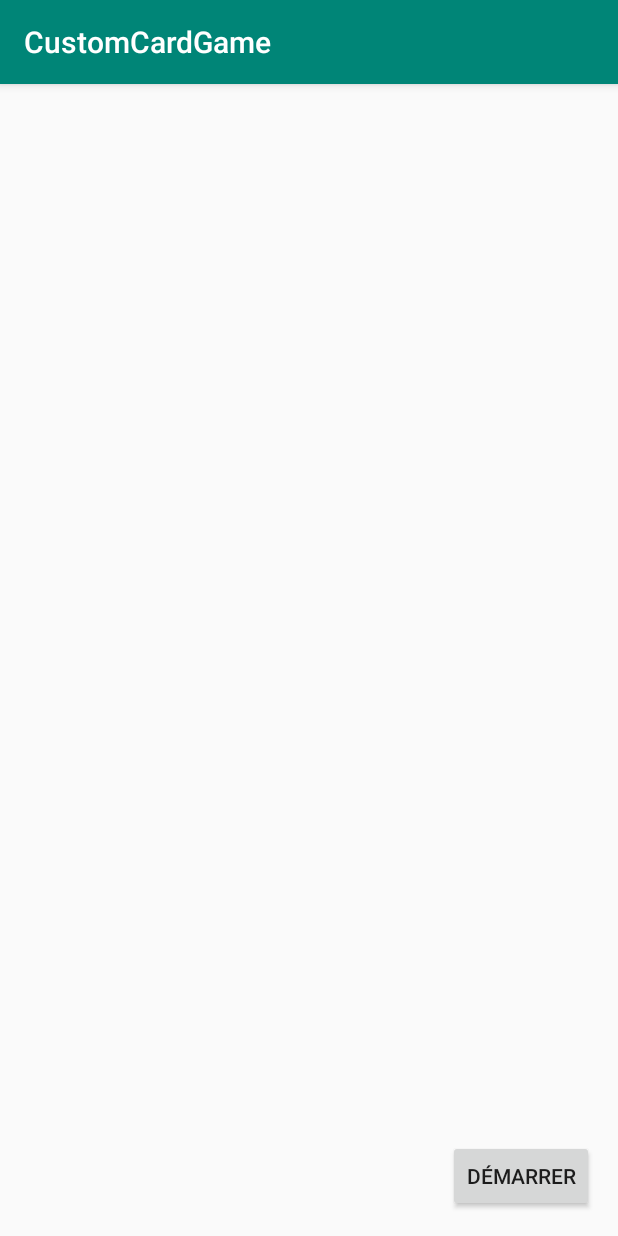
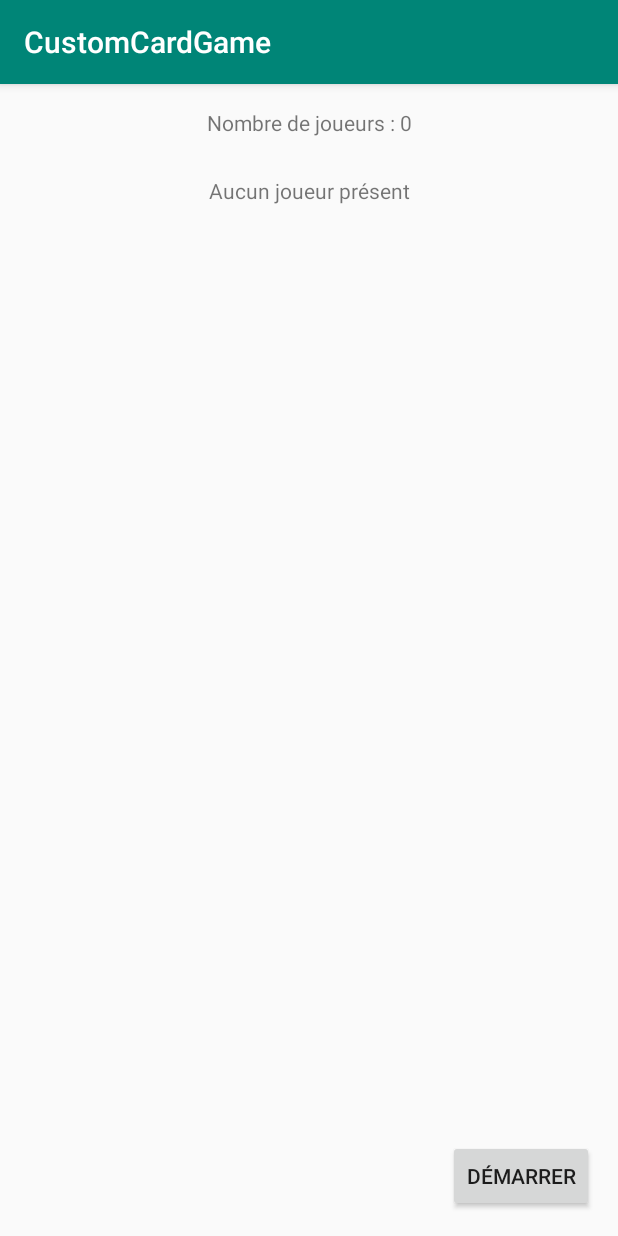
Before and after one commit to MBillemaz/customCardGame, an Android app: the AdminRoomActivity screen opened directly, with no data from a screen before it, on a phone screen of 412 x 824 dp. Run offline under Robolectric (Android 15) with nearby library versions, the phone set to English and light mode, and no system bars; our stand-ins replace Room's generated code; libraries missing offline, so code that uses them is left out: com.peak.salut.

Commit message:
Add user list

```diff
--- a/app/src/main/java/com/example/customcardgame/AdminRoomActivity.kt
+++ b/app/src/main/java/com/example/customcardgame/AdminRoomActivity.kt
@@ -20,6 +20,7 @@ import com.peak.salut.SalutDevice
 import android.graphics.Bitmap
 import android.net.Uri
 import android.provider.MediaStore
+import android.text.method.ScrollingMovementMethod
 import android.util.Base64
 import android.view.View
 import android.widget.ArrayAdapter
@@ -28,7 +29,9 @@ import androidx.room.RoomDatabase
 import java.io.ByteArrayOutputStream
 import com.example.customcardgame.hostData.CustomHostCardsAdapter
 import com.example.customcardgame.hostData.HostCardsdata
+import kotlinx.android.synthetic.main.activity_admin_room.*
 import kotlinx.android.synthetic.main.fragment_cards.*
+import kotlinx.android.synthetic.main.fragment_cards.listCards
 import kotlin.random.Random
 
 // https://github.com/incognitorobito/Salut#usage
@@ -54,6 +57,8 @@ class AdminRoomActivity: AppCompatActivity(), SalutDataCallback{
         setContentView(R.layout.activity_admin_room)
 
         login = intent.getStringExtra("login")
+
+        numberPlayer.text = getString(R.string.numberOfPlayer, "0")
 
         db =  Room.databaseBuilder(this, CardDatabase::class.java, "cards")
         .allowMainThreadQueries()
@@ -87,7 +92,7 @@ class AdminRoomActivity: AppCompatActivity(), SalutDataCallback{
 
         // Résultat de la demande de permissions
         if(requestCode == 14541){
-            if (grantResults.size == 6
+            if (grantResults.size == 7
                 && grantResults[0] == PackageManager.PERMISSION_GRANTED
                 && grantResults[1] == PackageManager.PERMISSION_GRANTED
                 && grantResults[2] == PackageManager.PERMISSION_GRANTED
@@ -117,7 +122,6 @@ class AdminRoomActivity: AppCompatActivity(), SalutDataCallback{
         network.isRunningAsHost = true
 
         // Quand un device se connecte, on l'ajoute à la liste des utilisateurs
-        // TODO Affichage de la liste des users
         network.startNetworkService { device ->
             Log.d(
                 this.javaClass.simpleName,
@@ -126,6 +130,11 @@ class AdminRoomActivity: AppCompatActivity(), SalutDataCallback{
 
             deviceList.add(device)
 
+            numberPlayer.text = getString(R.string.numberOfPlayer, deviceList.size.toString())
+            playerListText.text = getString(
+                R.string.playerNames,
+                deviceList.map<SalutDevice, String> { it.readableName }.joinToString()
+            )
         }
     }
 
@@ -154,22 +163,30 @@ class AdminRoomActivity: AppCompatActivity(), SalutDataCallback{
 
     fun onStartClick(view: View) {
 
+        // La partie ne peut démarrer que si on a au moins un joueur et que le nombre de carte
+        // est égal au nombre de joueur
         if(deviceList.size > 0 && deviceList.size == customCardAdapter.totalCardNumber) {
+
+            // On crée une liste de device qui sera vidée au fur et à mesure
             val attributionDevice = ArrayList<SalutDevice>()
             attributionDevice.addAll(deviceList)
 
+            // Pour chaque set de carte
             customCardAdapter.dataSource.forEach { hostCard ->
                 var card = hostCard.card
                 val counter = hostCard.getNumberOfCards()
 
+                // Si cette carte est présente dans la partie
                 if(counter > 0) {
 
+                    // On crée un objet carte qui peut être envoyé via Salut
                     val salutCard = SalutCard()
                     salutCard.cardName = card!!.cardName
                     salutCard.description = card!!.description
 
                     salutCard.picture = encodeImage(card!!.picture!!)
 
+                    // On prend un utilisateur au hasard et on lui envoie la carte
                     for(i in 0..counter){
                         if(attributionDevice.size > 0) {
                             val index = Random.nextInt(0, attributionDevice.size)
@@ -177,6 +194,7 @@ class AdminRoomActivity: AppCompatActivity(), SalutDataCallback{
                             network.sendToDevice(attributionDevice[index], salutCard) {
                                 Log.e(javaClass.simpleName, "Can't send card to device " + attributionDevice[index].instanceName)
                             }
+                            // On supprime le device pour ne pas lui envoyer d'autre carte
                             attributionDevice.removeAt(index)
                         }
 
@@ -184,6 +202,7 @@ class AdminRoomActivity: AppCompatActivity(), SalutDataCallback{
                 }
             }
         } else {
+            // Affiche un message d'erreur
             val builderSingle = AlertDialog.Builder(this)
 
             builderSingle.setTitle("Erreur lors du lancement de la partie")
--- a/app/src/main/java/com/example/customcardgame/PlayerRoomActivity.kt
+++ b/app/src/main/java/com/example/customcardgame/PlayerRoomActivity.kt
@@ -47,7 +47,6 @@ class PlayerRoomActivity : AppCompatActivity(), SalutDataCallback {
 
         login = intent.getStringExtra("login")
 
-
         arrayAdapter = ArrayAdapter<String>(this, android.R.layout.select_dialog_singlechoice)
 
         // On demande les permissions de connexion
@@ -86,10 +85,10 @@ class PlayerRoomActivity : AppCompatActivity(), SalutDataCallback {
         val dataReceiver = SalutDataReceiver(this, this)
         val serviceData = SalutServiceData("CustomCardGame", 50488, login)
 
+        // Affiche une dialog qui montre les devices trouvés
         val builderSingle = AlertDialog.Builder(this)
         builderSingle.setIcon(android.R.drawable.list_selector_background)
         builderSingle.setTitle("Liste des salles trouvées")
-
 
         builderSingle.setNegativeButton("Annuler") { dialog, which -> onBackPressed() }
 
--- a/app/src/main/java/com/example/customcardgame/ui/home/HomeFragment.kt
+++ b/app/src/main/java/com/example/customcardgame/ui/home/HomeFragment.kt
@@ -85,12 +85,15 @@ class HomeFragment : Fragment() {
         if (loginText.isNullOrBlank()) {
 
             // On affiche une erreur
-            Toast.makeText(context, "Il faut un nom d'utilisateur.", Toast.LENGTH_SHORT)
-                .show()
+            login.setError("Il faut un nom d'utilisateur.")
 
             return false
 
-        } else {
+        } else if(loginText.length > 15) {
+            login.setError("Le login est limité à 15 caractères")
+            return false
+        }
+        else {
 
             // On enregistre l'identifiant
             val sharedPref = activity?.getPreferences(Context.MODE_PRIVATE) ?: return false
--- a/app/src/main/res/layout/activity_admin_room.xml
+++ b/app/src/main/res/layout/activity_admin_room.xml
@@ -6,19 +6,41 @@
     android:layout_height="match_parent"
     tools:context=".AdminRoomActivity">
 
-    <HorizontalScrollView
-        android:layout_width="match_parent"
-        android:layout_height="match_parent">
+    <TextView
+        android:id="@+id/numberPlayer"
+        android:layout_width="0dp"
+        android:layout_height="wrap_content"
+        android:layout_marginStart="16dp"
+        android:layout_marginTop="16dp"
+        android:layout_marginEnd="16dp"
+        android:text="@string/numberOfPlayer"
+        android:textAlignment="center"
+        app:layout_constraintEnd_toEndOf="parent"
+        app:layout_constraintStart_toStartOf="parent"
+        app:layout_constraintTop_toTopOf="parent" />
 
-        <LinearLayout
-            android:layout_width="wrap_content"
-            android:layout_height="match_parent"
-            android:orientation="vertical" />
-    </HorizontalScrollView>
+    <TextView
+        android:id="@+id/playerListText"
+        android:layout_width="372dp"
+        android:layout_height="39dp"
+        android:layout_marginStart="16dp"
+        android:layout_marginTop="16dp"
+        android:layout_marginEnd="16dp"
+        android:ellipsize="marquee"
+        android:focusable="true"
+        android:focusableInTouchMode="true"
+        android:gravity="center"
+        android:marqueeRepeatLimit="marquee_forever"
+        android:scrollHorizontally="true"
+        android:singleLine="true"
+        android:text="@string/noPlayers"
+        app:layout_constraintEnd_toEndOf="parent"
+        app:layout_constraintStart_toStartOf="parent"
+        app:layout_constraintTop_toBottomOf="@+id/numberPlayer" />
 
     <ListView
         android:id="@+id/listCards"
-        android:layout_width="match_parent"
+        android:layout_width="0dp"
         android:layout_height="0dp"
         android:layout_marginStart="16dp"
         android:layout_marginTop="16dp"
@@ -27,9 +49,8 @@
         android:background="#00FF0000"
         app:layout_constraintBottom_toTopOf="@+id/startButton"
         app:layout_constraintEnd_toEndOf="parent"
-        app:layout_constraintHorizontal_bias="0.486"
         app:layout_constraintStart_toStartOf="parent"
-        app:layout_constraintTop_toTopOf="parent">
+        app:layout_constraintTop_toBottomOf="@+id/playerListText">
 
     </ListView>
 
@@ -43,4 +64,5 @@
         android:text="Démarrer"
         app:layout_constraintBottom_toBottomOf="parent"
         app:layout_constraintEnd_toEndOf="parent" />
+
 </androidx.constraintlayout.widget.ConstraintLayout>
--- a/app/src/main/res/values/strings.xml
+++ b/app/src/main/res/values/strings.xml
@@ -25,4 +25,7 @@
     <string name="sub_title_create_room">Création d\'un salon</string>
     <string name="description_create_room">Après avoir créé les cartes, le maitre du jeu doit créer un salon dans le menu principal. Il peut alors choisir le nombre de cartes qu\'il souhaite mettre en jeu par catégorie (exemple : 3 villageois&#8230;)\n\nPendant ce temps, les autres joueurs peuvent rejoindre le salon créé par le maitre du jeu. Le nom du salon sera le nom que le maitre du jeu a noté au moment de le créer.\n\nUne fois que tous les joueurs ont rejoins, et que le maitre du jeu a créer suffisament de cartes pour les joueurs, il peut démarrer la partie. Les cartes seront affectées de manière aléatoire aux joueurs présents, qui pourront voir leurs rôles en restant appuyé sur la carte.\n</string>
 
+    <string name="numberOfPlayer">Nombre de joueurs : %1$s</string>
+    <string name="playerNames">Joueurs présents : %1$s</string>
+    <string name="noPlayers">Aucun joueur présent</string>
 </resources>
```
